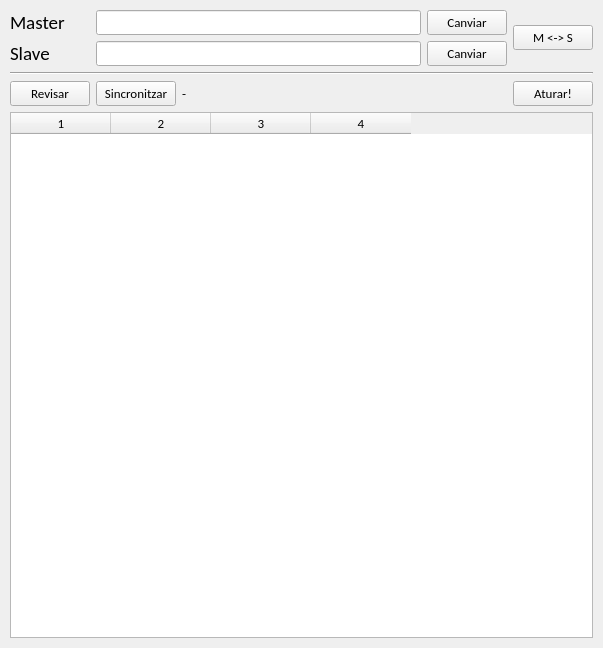
This is FSincro.ui in jordisuri/Sincro as Qt 5 draws it before an edit. The edited form follows.
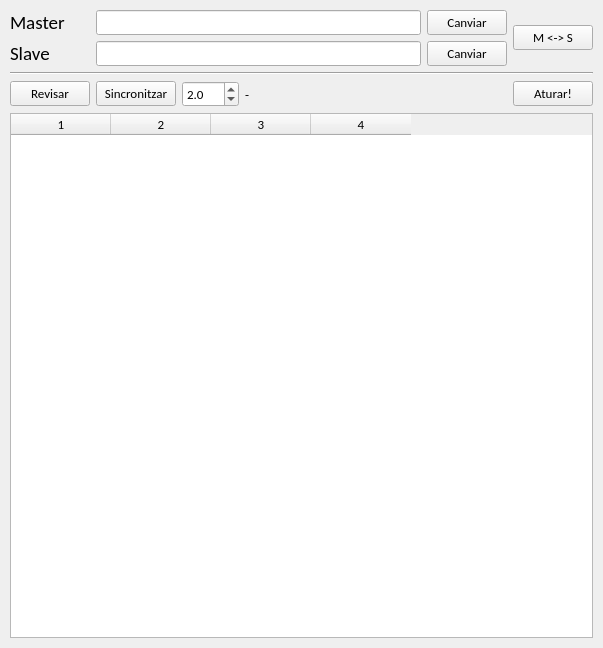
This is the edited form.

The edit to the form file:
```diff
--- a/FSincro.ui
+++ b/FSincro.ui
@@ -202,6 +202,28 @@
         </property>
        </widget>
       </item>
+      <item>
+       <widget class="QDoubleSpinBox" name="DSBDif">
+        <property name="enabled">
+         <bool>true</bool>
+        </property>
+        <property name="font">
+         <font>
+          <family>Calibri</family>
+          <pointsize>10</pointsize>
+         </font>
+        </property>
+        <property name="decimals">
+         <number>1</number>
+        </property>
+        <property name="maximum">
+         <double>600.000000000000000</double>
+        </property>
+        <property name="value">
+         <double>2.000000000000000</double>
+        </property>
+       </widget>
+      </item>
       <item>
        <widget class="QLabel" name="LReady">
         <property name="font">
```
